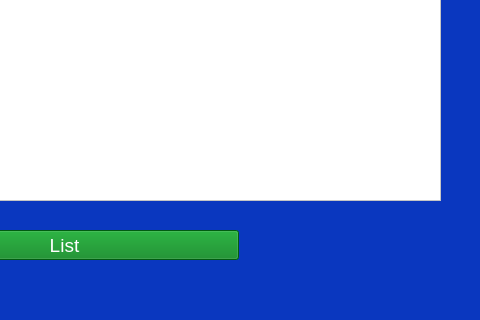
Above: showteachers.ui from zdenekpasek/School-managment-system before the change; both pictures show x 320 to 800 and y 160 to 480 of the 800 by 480 pixel window. Below: the same form after it.
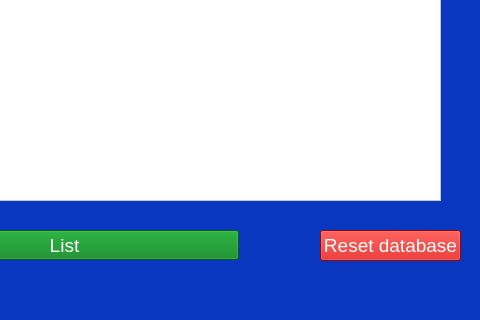
That is the form after the change.

Patch:
```diff
--- a/showteachers.ui
+++ b/showteachers.ui
@@ -124,6 +124,52 @@
 background-color: rgb(255, 255, 255);</string>
       </property>
      </widget>
+     <widget class="QPushButton" name="resetDbButton">
+      <property name="geometry">
+       <rect>
+        <x>640</x>
+        <y>390</y>
+        <width>141</width>
+        <height>31</height>
+       </rect>
+      </property>
+      <property name="font">
+       <font>
+        <family>Arial</family>
+        <pointsize>14</pointsize>
+       </font>
+      </property>
+      <property name="styleSheet">
+       <string notr="true">color:white;
+background-color: rgb(204, 10, 4);</string>
+      </property>
+      <property name="text">
+       <string>Reset database</string>
+      </property>
+     </widget>
+     <widget class="QLabel" name="labelMessage">
+      <property name="geometry">
+       <rect>
+        <x>260</x>
+        <y>420</y>
+        <width>271</width>
+        <height>21</height>
+       </rect>
+      </property>
+      <property name="font">
+       <font>
+        <family>Arial</family>
+        <pointsize>14</pointsize>
+       </font>
+      </property>
+      <property name="styleSheet">
+       <string notr="true">color:white;
+</string>
+      </property>
+      <property name="text">
+       <string/>
+      </property>
+     </widget>
     </widget>
    </widget>
   </widget>
```
